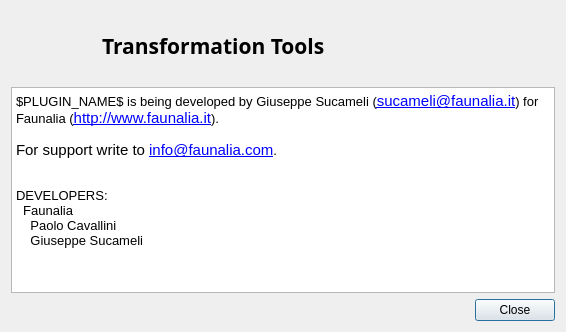
Before: the Qt Designer form ui/DlgAbout.ui in faunalia/transformationtools, drawn with Qt 5.
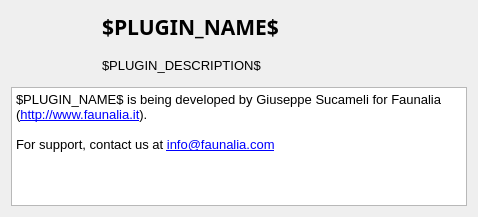
After: the same form once the commit is applied.

Commit message: list also not exacly matching transformations allow to apply a transformation to layers already loaded

Patch:
```diff
--- a/ui/DlgAbout.ui
+++ b/ui/DlgAbout.ui
@@ -6,18 +6,18 @@
    <rect>
     <x>0</x>
     <y>0</y>
-    <width>566</width>
-    <height>332</height>
+    <width>478</width>
+    <height>217</height>
    </rect>
   </property>
   <property name="windowTitle">
    <string>About</string>
   </property>
   <layout class="QGridLayout" name="gridLayout">
-   <item row="0" column="0">
+   <item row="0" column="0" rowspan="2">
     <widget class="QLabel" name="logo">
      <property name="sizePolicy">
-      <sizepolicy hsizetype="Fixed" vsizetype="Fixed">
+      <sizepolicy hsizetype="Fixed" vsizetype="Expanding">
        <horstretch>0</horstretch>
        <verstretch>0</verstretch>
       </sizepolicy>
@@ -53,42 +53,41 @@
       </font>
      </property>
      <property name="text">
-      <string>Transformation Tools</string>
+      <string>$PLUGIN_NAME$</string>
      </property>
     </widget>
    </item>
-   <item row="1" column="0" colspan="2">
+   <item row="1" column="1">
+    <widget class="QLabel" name="description">
+     <property name="font">
+      <font>
+       <pointsize>10</pointsize>
+      </font>
+     </property>
+     <property name="text">
+      <string>$PLUGIN_DESCRIPTION$</string>
+     </property>
+     <property name="wordWrap">
+      <bool>true</bool>
+     </property>
+    </widget>
+   </item>
+   <item row="2" column="0" colspan="2">
     <widget class="QTextBrowser" name="txt">
      <property name="html">
       <string>&lt;!DOCTYPE HTML PUBLIC &quot;-//W3C//DTD HTML 4.0//EN&quot; &quot;http://www.w3.org/TR/REC-html40/strict.dtd&quot;&gt;
 &lt;html&gt;&lt;head&gt;&lt;meta name=&quot;qrichtext&quot; content=&quot;1&quot; /&gt;&lt;style type=&quot;text/css&quot;&gt;
 p, li { white-space: pre-wrap; }
 &lt;/style&gt;&lt;/head&gt;&lt;body style=&quot; font-family:'Ubuntu'; font-size:11pt; font-weight:400; font-style:normal;&quot;&gt;
-&lt;p style=&quot; margin-top:0px; margin-bottom:0px; margin-left:0px; margin-right:0px; -qt-block-indent:0; text-indent:0px;&quot;&gt;&lt;span style=&quot; font-family:'Sans'; font-size:10pt;&quot;&gt;$PLUGIN_NAME$ is being developed by Giuseppe Sucameli (&lt;/span&gt;&lt;a href=&quot;mailto:sucameli@faunalia.it&quot;&gt;&lt;span style=&quot; text-decoration: underline; color:#0000ff;&quot;&gt;sucameli@faunalia.it&lt;/span&gt;&lt;/a&gt;&lt;span style=&quot; font-family:'Sans'; font-size:10pt;&quot;&gt;) for Faunalia (&lt;/span&gt;&lt;a href=&quot;http://www.faunalia.it&quot;&gt;&lt;span style=&quot; text-decoration: underline; color:#0000ff;&quot;&gt;http://www.faunalia.it&lt;/span&gt;&lt;/a&gt;&lt;span style=&quot; font-family:'Sans'; font-size:10pt;&quot;&gt;).&lt;/span&gt;&lt;/p&gt;
-&lt;p style=&quot;-qt-paragraph-type:empty; margin-top:0px; margin-bottom:0px; margin-left:0px; margin-right:0px; -qt-block-indent:0; text-indent:0px; font-family:'DejaVu Sans'; font-size:9pt;&quot;&gt;&lt;/p&gt;
-&lt;p style=&quot; margin-top:0px; margin-bottom:0px; margin-left:0px; margin-right:0px; -qt-block-indent:0; text-indent:0px;&quot;&gt;For support write to &lt;a href=&quot;mailto:info@faunalia.com?subject=$PLUGIN_NAME$&quot;&gt;&lt;span style=&quot; text-decoration: underline; color:#0000ff;&quot;&gt;info@faunalia.com&lt;/span&gt;&lt;/a&gt;&lt;span style=&quot; font-family:'Sans'; font-size:10pt;&quot;&gt;.&lt;/span&gt;&lt;/p&gt;
-&lt;p style=&quot;-qt-paragraph-type:empty; margin-top:0px; margin-bottom:0px; margin-left:0px; margin-right:0px; -qt-block-indent:0; text-indent:0px; font-family:'DejaVu Sans'; font-size:9pt;&quot;&gt;&lt;/p&gt;
-&lt;p style=&quot;-qt-paragraph-type:empty; margin-top:0px; margin-bottom:0px; margin-left:0px; margin-right:0px; -qt-block-indent:0; text-indent:0px; font-family:'Sans'; font-size:10pt;&quot;&gt;&lt;/p&gt;
-&lt;p style=&quot; margin-top:0px; margin-bottom:0px; margin-left:0px; margin-right:0px; -qt-block-indent:0; text-indent:0px;&quot;&gt;&lt;span style=&quot; font-family:'Sans'; font-size:10pt;&quot;&gt;DEVELOPERS:&lt;/span&gt;&lt;/p&gt;
-&lt;p style=&quot; margin-top:0px; margin-bottom:0px; margin-left:0px; margin-right:0px; -qt-block-indent:0; text-indent:0px;&quot;&gt;&lt;span style=&quot; font-family:'Sans'; font-size:10pt;&quot;&gt;  Faunalia&lt;/span&gt;&lt;/p&gt;
-&lt;p style=&quot; margin-top:0px; margin-bottom:0px; margin-left:0px; margin-right:0px; -qt-block-indent:0; text-indent:0px;&quot;&gt;&lt;span style=&quot; font-family:'Sans'; font-size:10pt;&quot;&gt;    Paolo Cavallini&lt;/span&gt;&lt;/p&gt;
-&lt;p style=&quot; margin-top:0px; margin-bottom:0px; margin-left:0px; margin-right:0px; -qt-block-indent:0; text-indent:0px;&quot;&gt;&lt;span style=&quot; font-family:'Sans'; font-size:10pt;&quot;&gt;    Giuseppe Sucameli&lt;/span&gt;&lt;/p&gt;&lt;/body&gt;&lt;/html&gt;</string>
+&lt;p style=&quot; margin-top:0px; margin-bottom:0px; margin-left:0px; margin-right:0px; -qt-block-indent:0; text-indent:0px;&quot;&gt;&lt;span style=&quot; font-family:'Sans'; font-size:10pt;&quot;&gt;$PLUGIN_NAME$ is being developed by Giuseppe Sucameli for Faunalia (&lt;/span&gt;&lt;a href=&quot;http://www.faunalia.it&quot;&gt;&lt;span style=&quot; font-family:'Sans'; font-size:10pt; text-decoration: underline; color:#0000ff;&quot;&gt;http://www.faunalia.it&lt;/span&gt;&lt;/a&gt;&lt;span style=&quot; font-family:'Sans'; font-size:10pt;&quot;&gt;).&lt;/span&gt;&lt;/p&gt;
+&lt;p style=&quot;-qt-paragraph-type:empty; margin-top:0px; margin-bottom:0px; margin-left:0px; margin-right:0px; -qt-block-indent:0; text-indent:0px; font-family:'DejaVu Sans'; font-size:10pt;&quot;&gt;&lt;/p&gt;
+&lt;p style=&quot; margin-top:0px; margin-bottom:0px; margin-left:0px; margin-right:0px; -qt-block-indent:0; text-indent:0px;&quot;&gt;&lt;span style=&quot; font-family:'Sans'; font-size:10pt;&quot;&gt;For support, contact us at &lt;/span&gt;&lt;a href=&quot;mailto:info@faunalia.com?subject=$MAIL_SUBJECT$&amp;amp;body=$MAIL_BODY$&quot;&gt;&lt;span style=&quot; font-family:'Sans'; font-size:10pt; text-decoration: underline; color:#0000ff;&quot;&gt;info@faunalia.com&lt;/span&gt;&lt;/a&gt;&lt;/p&gt;&lt;/body&gt;&lt;/html&gt;</string>
      </property>
      <property name="openExternalLinks">
       <bool>true</bool>
      </property>
     </widget>
    </item>
-   <item row="2" column="0" colspan="2">
-    <widget class="QDialogButtonBox" name="buttonBox">
-     <property name="orientation">
-      <enum>Qt::Horizontal</enum>
-     </property>
-     <property name="standardButtons">
-      <set>QDialogButtonBox::Close</set>
-     </property>
-    </widget>
-   </item>
   </layout>
  </widget>
  <resources/>
```
Left out of the diff: 35 changed lines with no effect on the pictures. The commit also changes 13 other files.
